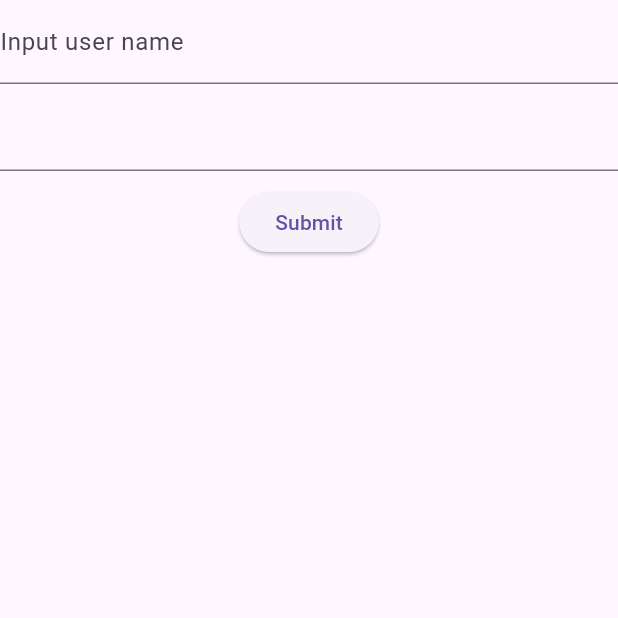
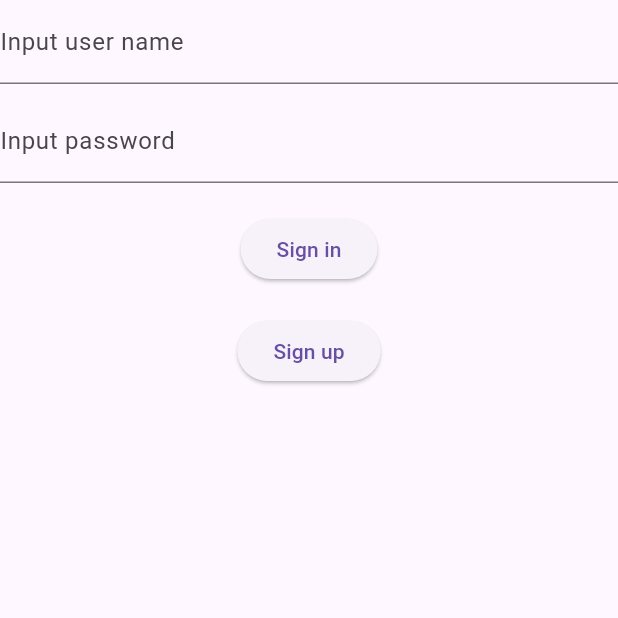
Before and after one commit to muzaffarxoja/test, a Flutter app: the screen it shows after launch, on a phone screen of 412 x 824 dp, the top half of it. Run offline on Flutter 3.47's test engine with Material 3 defaults, Android fonts, the phone set to English and light mode, and no system bars; our stand-ins replace go_router, shared_preferences.

Commit message:
second w

```diff
--- a/lib/pages/authorization.dart
+++ b/lib/pages/authorization.dart
@@ -35,6 +35,9 @@ class _LoginPageState extends State<LoginPage> {
               height: 10,
             ),
             TextFormField(
+              decoration: const InputDecoration(
+                label: Text('Input password'),
+              ),
               validator: (value) {
                 if (value == null || value.isEmpty) {
                   return 'Please enter password';
@@ -44,7 +47,7 @@ class _LoginPageState extends State<LoginPage> {
               },
             ),
             const SizedBox(
-              height: 10,
+              height: 20,
             ),
             Center(
               child: ElevatedButton(
@@ -56,7 +59,18 @@ class _LoginPageState extends State<LoginPage> {
                   }
                   context.go(home);
                 },
-                child: const Text('Submit'),
+                child: const Text('Sign in'),
+              ),
+            ),
+            const SizedBox(
+              height: 20,
+            ),
+            Center(
+              child: ElevatedButton(
+                onPressed: () {
+                  context.go(registration);
+                },
+                child: const Text('Sign up'),
               ),
             ),
           ],
--- a/lib/pages/registraion.dart
+++ b/lib/pages/registraion.dart
@@ -25,6 +25,9 @@ class _MyFormState extends State<MyForm> {
         child: Column(
           children: [
             TextFormField(
+              decoration: const InputDecoration(
+                label: Text('Input user name'),
+              ),
               controller: userName,
               validator: (value) {
                 if (value == null || value.isEmpty) {
@@ -41,6 +44,9 @@ class _MyFormState extends State<MyForm> {
               height: 10,
             ),
             TextFormField(
+              decoration: const InputDecoration(
+                label: Text('Input password'),
+              ),
               controller: passWord,
               validator: (value) {
                 if (value == null || value.isEmpty) {
@@ -53,6 +59,9 @@ class _MyFormState extends State<MyForm> {
               height: 10,
             ),
             TextFormField(
+              decoration: const InputDecoration(
+                label: Text('Retype password'),
+              ),
               controller: passWordConfirm,
               validator: (value) {
                 if (value == null || value.isEmpty) {
```
Also changed, not shown: lib/models/user_password.dart (added, +18 -0 lines).
